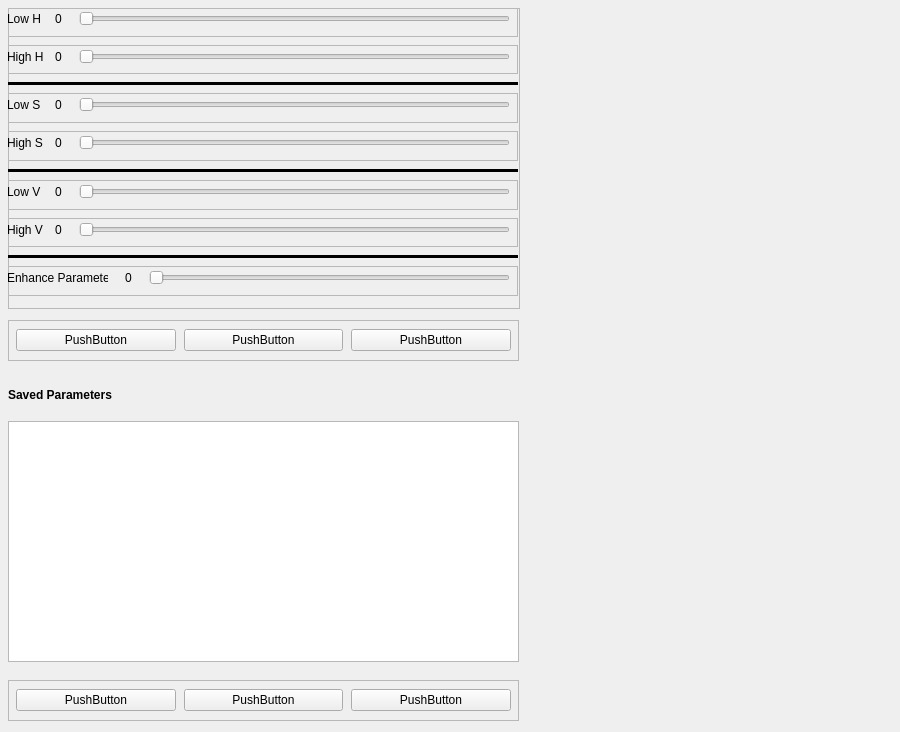
Before: the Qt Designer form Views/TrainerView.ui in cforclown/identifikasi-kualitas-daging-sapi-unggul-dgn-menggunakan-metode-regionprops, drawn with Qt 5.
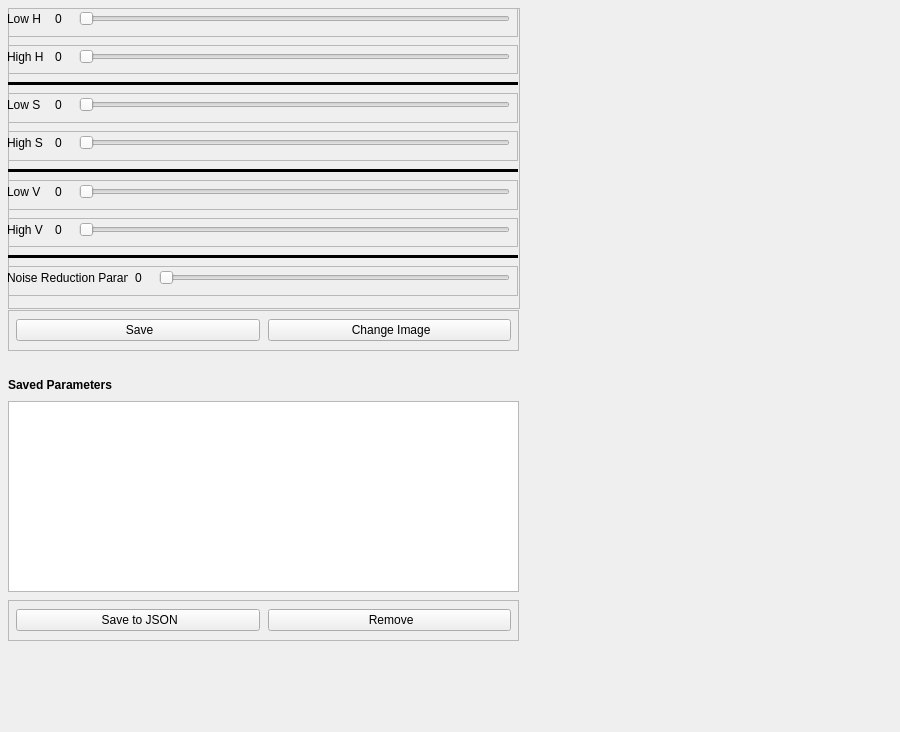
After: the same form once the commit is applied. Icons and pictures are not drawn.

Commit message: update ui and add trainer base structure

```diff
--- a/Views/TrainerView.ui
+++ b/Views/TrainerView.ui
@@ -437,9 +437,9 @@
         <widget class="QSlider" name="enhanceParamSlider">
          <property name="geometry">
           <rect>
-           <x>142</x>
+           <x>152</x>
            <y>0</y>
-           <width>361</width>
+           <width>351</width>
            <height>24</height>
           </rect>
          </property>
@@ -452,12 +452,12 @@
           <rect>
            <x>0</x>
            <y>0</y>
-           <width>101</width>
+           <width>121</width>
            <height>24</height>
           </rect>
          </property>
          <property name="text">
-          <string>Enhance Parameter</string>
+          <string>Noise Reduction Param</string>
          </property>
          <property name="margin">
           <number>4</number>
@@ -466,9 +466,9 @@
         <widget class="QLabel" name="enhanceParamValueText">
          <property name="geometry">
           <rect>
-           <x>118</x>
+           <x>128</x>
            <y>0</y>
-           <width>31</width>
+           <width>21</width>
            <height>24</height>
           </rect>
          </property>
@@ -542,9 +542,9 @@
     <property name="geometry">
      <rect>
       <x>8</x>
-      <y>421</y>
+      <y>401</y>
       <width>511</width>
-      <height>241</height>
+      <height>191</height>
      </rect>
     </property>
    </widget>
@@ -552,7 +552,7 @@
     <property name="geometry">
      <rect>
       <x>8</x>
-      <y>680</y>
+      <y>600</y>
       <width>511</width>
       <height>41</height>
      </rect>
@@ -585,21 +585,34 @@
       <item>
        <widget class="QPushButton" name="pushButton_4">
         <property name="text">
-         <string>PushButton</string>
+         <string> Save to JSON</string>
         </property>
-       </widget>
-      </item>
-      <item>
-       <widget class="QPushButton" name="pushButton_3">
-        <property name="text">
-         <string>PushButton</string>
+        <property name="icon">
+         <iconset>
+          <normaloff>Resources/code.png</normaloff>Resources/code.png</iconset>
         </property>
+        <property name="iconSize">
+         <size>
+          <width>18</width>
+          <height>18</height>
+         </size>
+        </property>
        </widget>
       </item>
       <item>
        <widget class="QPushButton" name="pushButton_2">
         <property name="text">
-         <string>PushButton</string>
+         <string> Remove</string>
+        </property>
+        <property name="icon">
+         <iconset>
+          <normaloff>Resources/delete-button.png</normaloff>Resources/delete-button.png</iconset>
+        </property>
+        <property name="iconSize">
+         <size>
+          <width>18</width>
+          <height>18</height>
+         </size>
         </property>
        </widget>
       </item>
@@ -610,7 +623,7 @@
     <property name="geometry">
      <rect>
       <x>8</x>
-      <y>380</y>
+      <y>370</y>
       <width>511</width>
       <height>31</height>
      </rect>
@@ -626,7 +639,7 @@
     <property name="geometry">
      <rect>
       <x>8</x>
-      <y>320</y>
+      <y>310</y>
       <width>511</width>
       <height>41</height>
      </rect>
@@ -659,21 +672,28 @@
       <item>
        <widget class="QPushButton" name="pushButton_11">
         <property name="text">
-         <string>PushButton</string>
+         <string> Save</string>
         </property>
-       </widget>
-      </item>
-      <item>
-       <widget class="QPushButton" name="pushButton_12">
-        <property name="text">
-         <string>PushButton</string>
+        <property name="icon">
+         <iconset>
+          <normaloff>Resources/arrow-down.png</normaloff>Resources/arrow-down.png</iconset>
         </property>
        </widget>
       </item>
       <item>
        <widget class="QPushButton" name="pushButton_13">
         <property name="text">
-         <string>PushButton</string>
+         <string> Change Image</string>
+        </property>
+        <property name="icon">
+         <iconset>
+          <normaloff>Resources/upload.png</normaloff>Resources/upload.png</iconset>
+        </property>
+        <property name="iconSize">
+         <size>
+          <width>18</width>
+          <height>18</height>
+         </size>
         </property>
        </widget>
       </item>
```
Left out of the diff: 28 changed lines with no effect on the pictures. The commit also changes 26 other files.
